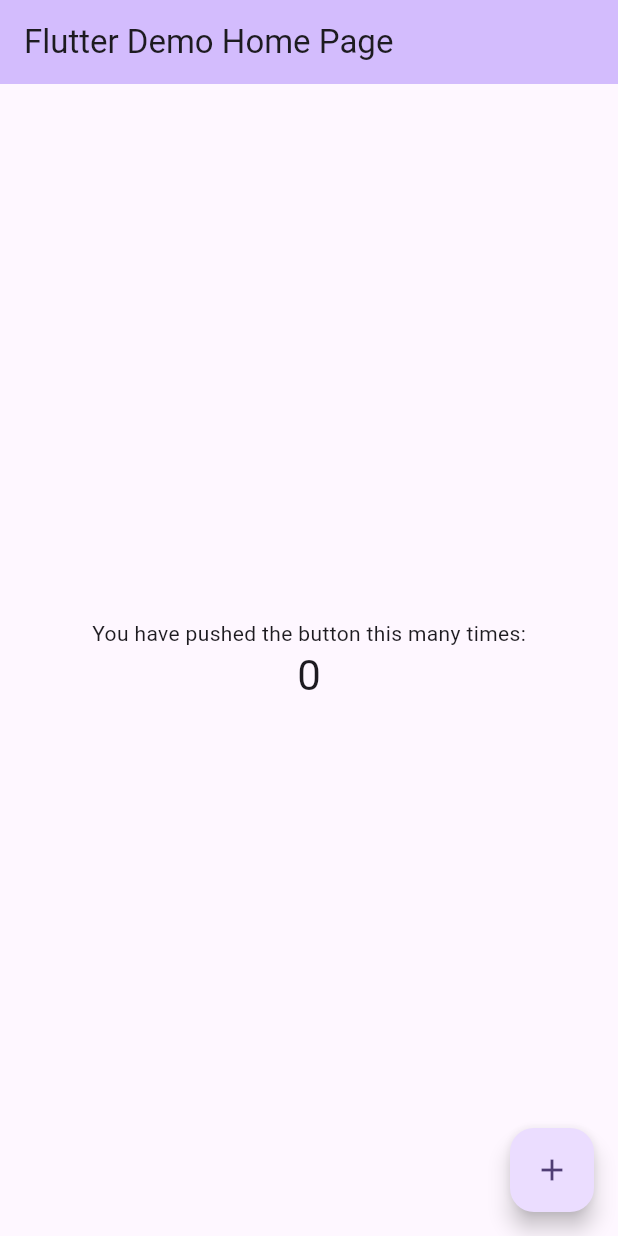
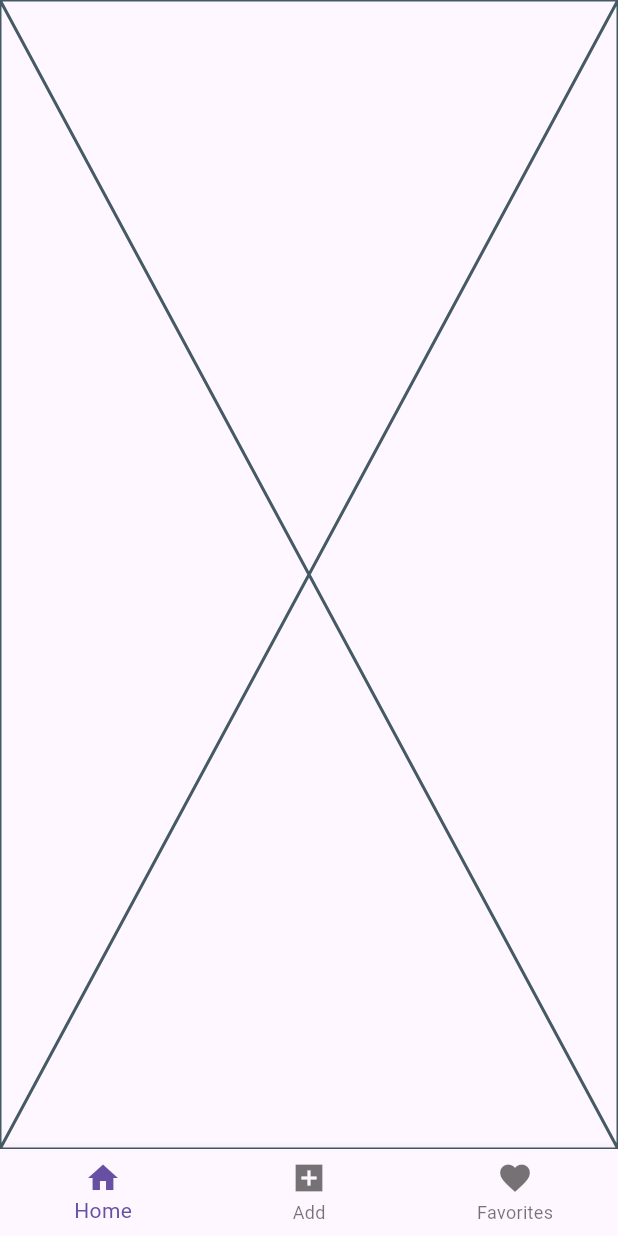
Before and after one commit to malaka96/note-application-mobile-app, a Flutter app: the screen it shows after launch, on a phone screen of 412 x 824 dp. Run offline on Flutter 3.47's test engine with Material 3 defaults, Android fonts, the phone set to English and light mode, and no system bars.

Commit message:
setuped bottom navigation bar

```diff
--- a/lib/main.dart
+++ b/lib/main.dart
@@ -1,4 +1,5 @@
 import 'package:flutter/material.dart';
+import 'package:note_application_mobile_app/pages/screen_manager.dart';
 
 void main() {
   runApp(const MyApp());
@@ -7,116 +8,8 @@ void main() {
 class MyApp extends StatelessWidget {
   const MyApp({super.key});
 
-  // This widget is the root of your application.
   @override
   Widget build(BuildContext context) {
-    return MaterialApp(
-      title: 'Flutter Demo',
-      theme: ThemeData(
-        // This is the theme of your application.
-        //
-        // TRY THIS: Try running your application with "flutter run". You'll see
-        // the application has a purple toolbar. Then, without quitting the app,
-        // try changing the seedColor in the colorScheme below to Colors.green
-        // and then invoke "hot reload" (save your changes or press the "hot
-        // reload" button in a Flutter-supported IDE, or press "r" if you used
-        // the command line to start the app).
-        //
-        // Notice that the counter didn't reset back to zero; the application
-        // state is not lost during the reload. To reset the state, use hot
-        // restart instead.
-        //
-        // This works for code too, not just values: Most code changes can be
-        // tested with just a hot reload.
-        colorScheme: ColorScheme.fromSeed(seedColor: Colors.deepPurple),
-      ),
-      home: const MyHomePage(title: 'Flutter Demo Home Page'),
-    );
+    return MaterialApp(home: ScreenManager(),);
   }
 }
-
-class MyHomePage extends StatefulWidget {
-  const MyHomePage({super.key, required this.title});
-
-  // This widget is the home page of your application. It is stateful, meaning
-  // that it has a State object (defined below) that contains fields that affect
-  // how it looks.
-
-  // This class is the configuration for the state. It holds the values (in this
-  // case the title) provided by the parent (in this case the App widget) and
-  // used by the build method of the State. Fields in a Widget subclass are
-  // always marked "final".
-
-  final String title;
-
-  @override
-  State<MyHomePage> createState() => _MyHomePageState();
-}
-
-class _MyHomePageState extends State<MyHomePage> {
-  int _counter = 0;
-
-  void _incrementCounter() {
-    setState(() {
-      // This call to setState tells the Flutter framework that something has
-      // changed in this State, which causes it to rerun the build method below
-      // so that the display can reflect the updated values. If we changed
-      // _counter without calling setState(), then the build method would not be
-      // called again, and so nothing would appear to happen.
-      _counter++;
-    });
-  }
-
-  @override
-  Widget build(BuildContext context) {
-    // This method is rerun every time setState is called, for instance as done
-    // by the _incrementCounter method above.
-    //
-    // The Flutter framework has been optimized to make rerunning build methods
-    // fast, so that you can just rebuild anything that needs updating rather
-    // than having to individually change instances of widgets.
-    return Scaffold(
-      appBar: AppBar(
-        // TRY THIS: Try changing the color here to a specific color (to
-        // Colors.amber, perhaps?) and trigger a hot reload to see the AppBar
-        // change color while the other colors stay the same.
-        backgroundColor: Theme.of(context).colorScheme.inversePrimary,
-        // Here we take the value from the MyHomePage object that was created by
-        // the App.build method, and use it to set our appbar title.
-        title: Text(widget.title),
-      ),
-      body: Center(
-        // Center is a layout widget. It takes a single child and positions it
-        // in the middle of the parent.
-        child: Column(
-          // Column is also a layout widget. It takes a list of children and
-          // arranges them vertically. By default, it sizes itself to fit its
-          // children horizontally, and tries to be as tall as its parent.
-          //
-          // Column has various properties to control how it sizes itself and
-          // how it positions its children. Here we use mainAxisAlignment to
-          // center the children vertically; the main axis here is the vertical
-          // axis because Columns are vertical (the cross axis would be
-          // horizontal).
-          //
-          // TRY THIS: Invoke "debug painting" (choose the "Toggle Debug Paint"
-          // action in the IDE, or press "p" in the console), to see the
-          // wireframe for each widget.
-          mainAxisAlignment: MainAxisAlignment.center,
-          children: <Widget>[
-            const Text('You have pushed the button this many times:'),
-            Text(
-              '$_counter',
-              style: Theme.of(context).textTheme.headlineMedium,
-            ),
-          ],
-        ),
-      ),
-      floatingActionButton: FloatingActionButton(
-        onPressed: _incrementCounter,
-        tooltip: 'Increment',
-        child: const Icon(Icons.add),
-      ), // This trailing comma makes auto-formatting nicer for build methods.
-    );
-  }
-}
--- /dev/null
+++ b/lib/pages/home_page.dart
@@ -0,0 +1,10 @@
+import 'package:flutter/material.dart';
+
+class HomePage extends StatelessWidget {
+  const HomePage({super.key});
+
+  @override
+  Widget build(BuildContext context) {
+    return const Placeholder();
+  }
+}
--- /dev/null
+++ b/lib/pages/screen_manager.dart
@@ -0,0 +1,35 @@
+import 'package:flutter/material.dart';
+import 'package:note_application_mobile_app/pages/home_page.dart';
+
+class ScreenManager extends StatefulWidget {
+  const ScreenManager({super.key});
+
+  @override
+  State<ScreenManager> createState() => _ScreenManagerState();
+}
+
+class _ScreenManagerState extends State<ScreenManager> {
+  int _selectedIndex = 0;
+  final List<Widget> _screenList = [HomePage()];
+
+  void _onItemTap(int index) {
+    setState(() {
+      _selectedIndex = index;
+    });
+  }
+
+  @override
+  Widget build(BuildContext context) {
+    return Scaffold(
+      body: _screenList[_selectedIndex],
+      bottomNavigationBar: BottomNavigationBar(
+        onTap: _onItemTap,
+        items: [
+          BottomNavigationBarItem(icon: Icon(Icons.home), label: "Home"),
+          BottomNavigationBarItem(icon: Icon(Icons.add_box_sharp), label: "Add"),
+          BottomNavigationBarItem(icon: Icon(Icons.favorite), label: "Favorites")
+        ],
+      ),
+    );
+  }
+}
```
